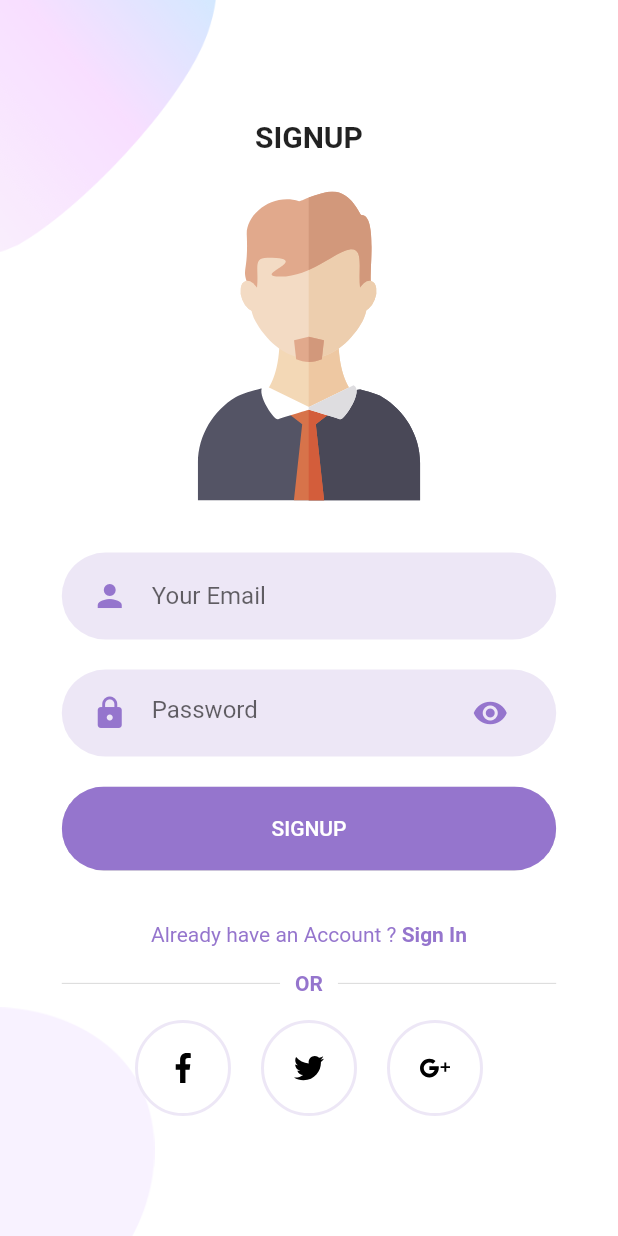
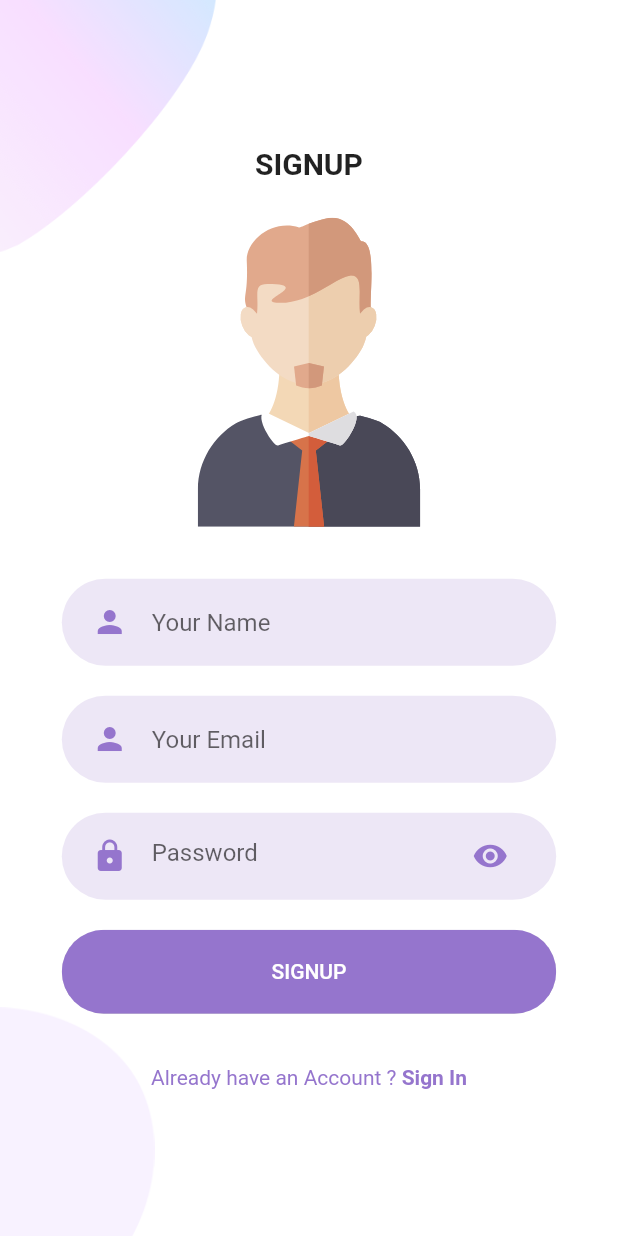
Before and after one commit to nailanabilaaaaaa/Aplikasi_Ebook, a Flutter app: the SignUpScreen screen opened by its route, on a phone screen of 412 x 824 dp. Run offline on Flutter 3.47's test engine with Material 2 defaults, Android fonts, the phone set to English and light mode, and no system bars; our stand-ins replace flutter_svg, salomon_bottom_bar; missing offline and left inert: favorite_button.

Commit message:
Update Register Screen

```diff
--- a/lib/screens/Signup/components/body.dart
+++ b/lib/screens/Signup/components/body.dart
@@ -31,6 +31,10 @@ class Body extends StatelessWidget {
             ),
             SizedBox(height: size.height * 0.03),
             RoundedInputField(
+              hintText: "Your Name",
+              onChanged: (value) {},
+            ),
+            RoundedInputField(
               hintText: "Your Email",
               onChanged: (value) {},
             ),
@@ -55,24 +59,6 @@ class Body extends StatelessWidget {
                 );
               },
             ),
-            OrDivider(),
-            Row(
-              mainAxisAlignment: MainAxisAlignment.center,
-              children: <Widget>[
-                SocalIcon(
-                  iconSrc: "assets/icons/facebook.svg",
-                  press: () {},
-                ),
-                SocalIcon(
-                  iconSrc: "assets/icons/twitter.svg",
-                  press: () {},
-                ),
-                SocalIcon(
-                  iconSrc: "assets/icons/google-plus.svg",
-                  press: () {},
-                ),
-              ],
-            )
           ],
         ),
       ),
```
